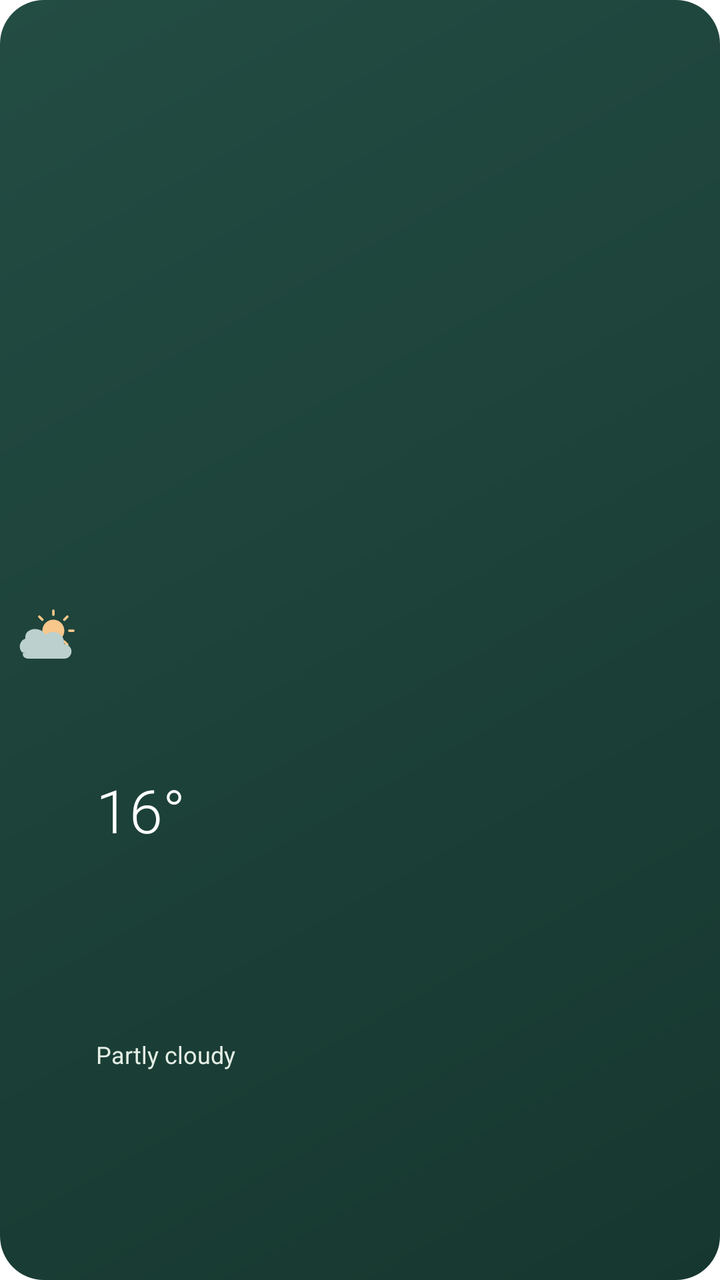
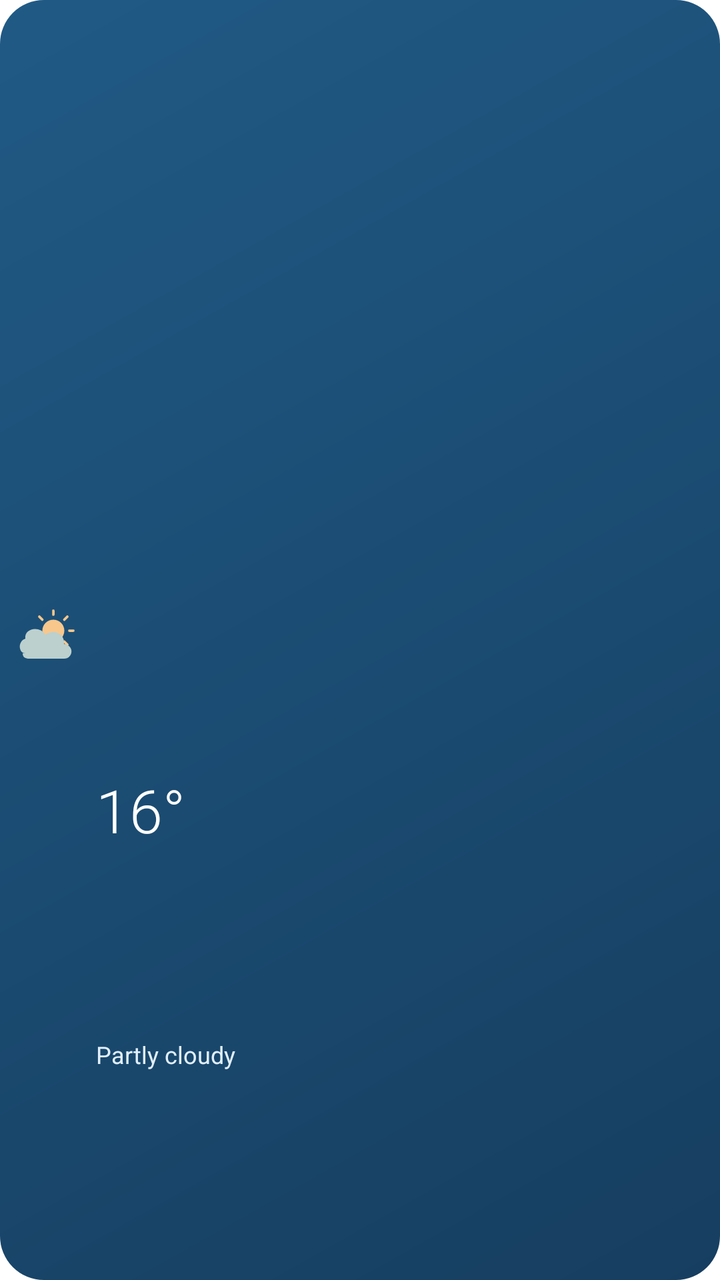

An Android layout rendered at two revisions. The XML below is the earlier revision; the diff shows what the commit changed to produce the second picture.
<!-- AndroidManifest.xml: fallback theme Theme.MaterialComponents.DayNight.NoActionBar -->
<!-- res/layout/weather_widget_summary.xml -->
<?xml version="1.0" encoding="utf-8"?>
<LinearLayout xmlns:android="http://schemas.android.com/apk/res/android" android:id="@+id/widget_root" android:layout_width="match_parent" android:layout_height="match_parent" android:background="@drawable/widget_background" android:importantForAccessibility="yes" android:orientation="horizontal" android:gravity="center_vertical" android:padding="8dp">
    <ImageView android:id="@+id/weather_icon" android:layout_width="32dp" android:layout_height="match_parent" android:src="@drawable/widget_partly" android:scaleType="fitCenter" android:importantForAccessibility="no" />
    <LinearLayout android:layout_width="0dp" android:layout_height="match_parent" android:layout_weight="1" android:orientation="vertical" android:gravity="center_vertical" android:paddingStart="8dp">
        <TextView android:id="@+id/temperature" android:layout_width="match_parent" android:layout_height="0dp" android:layout_weight="2" android:gravity="bottom" android:text="16°" android:textSize="28sp" android:textColor="#FFFFFF" android:fontFamily="sans-serif-light" android:includeFontPadding="false" android:maxLines="1" android:autoSizeTextType="uniform" android:autoSizeMinTextSize="12sp" android:autoSizeMaxTextSize="30sp" android:autoSizeStepGranularity="1sp" />
        <TextView android:id="@+id/condition" android:layout_width="match_parent" android:layout_height="0dp" android:layout_weight="1" android:gravity="center_vertical" android:text="Partly cloudy" android:textSize="11sp" android:textColor="#E4EEE5" android:includeFontPadding="false" android:maxLines="2" android:ellipsize="end" android:autoSizeTextType="uniform" android:autoSizeMinTextSize="9sp" android:autoSizeMaxTextSize="12sp" android:autoSizeStepGranularity="1sp" />
    </LinearLayout>
</LinearLayout>
<!-- resources referenced by this layout -->
<resources>
  <!-- drawable widget_background (drawable) -->
  <shape xmlns:android="http://schemas.android.com/apk/res/android" android:shape="rectangle">
      <gradient android:startColor="#234C43" android:endColor="#16372F" android:angle="315" />
      <corners android:radius="22dp" />
  </shape>
  <!-- drawable widget_partly (drawable) -->
  <vector xmlns:android="http://schemas.android.com/apk/res/android" android:width="48dp" android:height="48dp" android:viewportWidth="48" android:viewportHeight="48">
  <group android:scaleX="0.75" android:scaleY="0.75" android:translateX="10" android:translateY="-1"><path android:fillColor="#F7C78C" android:pathData="M24,13 A11,11 0,1 0,24 35 A11,11 0,1 0,24 13" /><path android:strokeColor="#F7C78C" android:strokeWidth="2.5" android:strokeLineCap="round" android:fillColor="@android:color/transparent" android:pathData="M24,4 L24,8 M24,40 L24,44 M4,24 L8,24 M40,24 L44,24 M10,10 L13,13 M35,35 L38,38 M10,38 L13,35 M35,13 L38,10" /></group><group android:translateY="3"><path android:fillColor="#BCD0CD" android:pathData="M7,31 C2,31 1,22 7,20 C6,12 18,10 22,17 C29,12 37,17 36,24 C44,25 43,35 36,35 L10,35 C7,35 5,34 5,31 Z" /></group>
  </vector>
</resources>

<!-- the commit's change to res/layout/weather_widget_summary.xml (unified diff, before → after) -->
@@ -1,8 +1,12 @@
 <?xml version="1.0" encoding="utf-8"?>
-<LinearLayout xmlns:android="http://schemas.android.com/apk/res/android" android:id="@+id/widget_root" android:layout_width="match_parent" android:layout_height="match_parent" android:background="@drawable/widget_background" android:importantForAccessibility="yes" android:orientation="horizontal" android:gravity="center_vertical" android:padding="8dp">
+<FrameLayout xmlns:android="http://schemas.android.com/apk/res/android" android:id="@+id/widget_root" android:layout_width="match_parent" android:layout_height="match_parent" android:background="@drawable/widget_background">
+<ImageView android:id="@+id/sky_background" android:layout_width="match_parent" android:layout_height="match_parent" android:scaleType="fitXY" android:importantForAccessibility="no" />
+<LinearLayout android:id="@+id/widget_content" android:layout_width="match_parent" android:layout_height="match_parent" android:importantForAccessibility="yes" android:orientation="horizontal" android:gravity="center_vertical" android:padding="8dp">
     <ImageView android:id="@+id/weather_icon" android:layout_width="32dp" android:layout_height="match_parent" android:src="@drawable/widget_partly" android:scaleType="fitCenter" android:importantForAccessibility="no" />
     <LinearLayout android:layout_width="0dp" android:layout_height="match_parent" android:layout_weight="1" android:orientation="vertical" android:gravity="center_vertical" android:paddingStart="8dp">
         <TextView android:id="@+id/temperature" android:layout_width="match_parent" android:layout_height="0dp" android:layout_weight="2" android:gravity="bottom" android:text="16°" android:textSize="28sp" android:textColor="#FFFFFF" android:fontFamily="sans-serif-light" android:includeFontPadding="false" android:maxLines="1" android:autoSizeTextType="uniform" android:autoSizeMinTextSize="12sp" android:autoSizeMaxTextSize="30sp" android:autoSizeStepGranularity="1sp" />
-        <TextView android:id="@+id/condition" android:layout_width="match_parent" android:layout_height="0dp" android:layout_weight="1" android:gravity="center_vertical" android:text="Partly cloudy" android:textSize="11sp" android:textColor="#E4EEE5" android:includeFontPadding="false" android:maxLines="2" android:ellipsize="end" android:autoSizeTextType="uniform" android:autoSizeMinTextSize="9sp" android:autoSizeMaxTextSize="12sp" android:autoSizeStepGranularity="1sp" />
+        <TextView android:id="@+id/condition" android:layout_width="match_parent" android:layout_height="0dp" android:layout_weight="1" android:gravity="center_vertical" android:text="Partly cloudy" android:textSize="11sp" android:textColor="#E1EFFB" android:includeFontPadding="false" android:maxLines="2" android:ellipsize="end" android:autoSizeTextType="uniform" android:autoSizeMinTextSize="9sp" android:autoSizeMaxTextSize="12sp" android:autoSizeStepGranularity="1sp" />
     </LinearLayout>
 </LinearLayout>
+
+</FrameLayout>
<!-- resource entries referenced after the edit -->
@@ -2,7 +2,7 @@
 <resources>
   <!-- drawable widget_background (drawable) -->
   <shape xmlns:android="http://schemas.android.com/apk/res/android" android:shape="rectangle">
-      <gradient android:startColor="#234C43" android:endColor="#16372F" android:angle="315" />
+      <gradient android:startColor="#205A85" android:endColor="#163E60" android:angle="315" />
       <corners android:radius="22dp" />
   </shape>
   <!-- drawable widget_partly (drawable) -->
